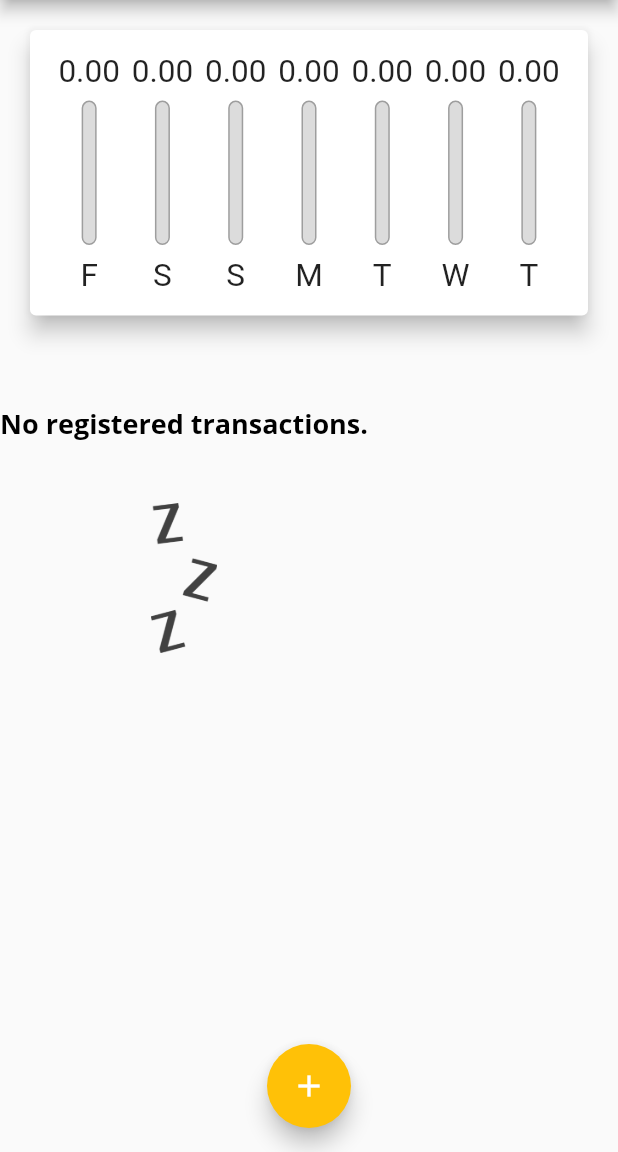
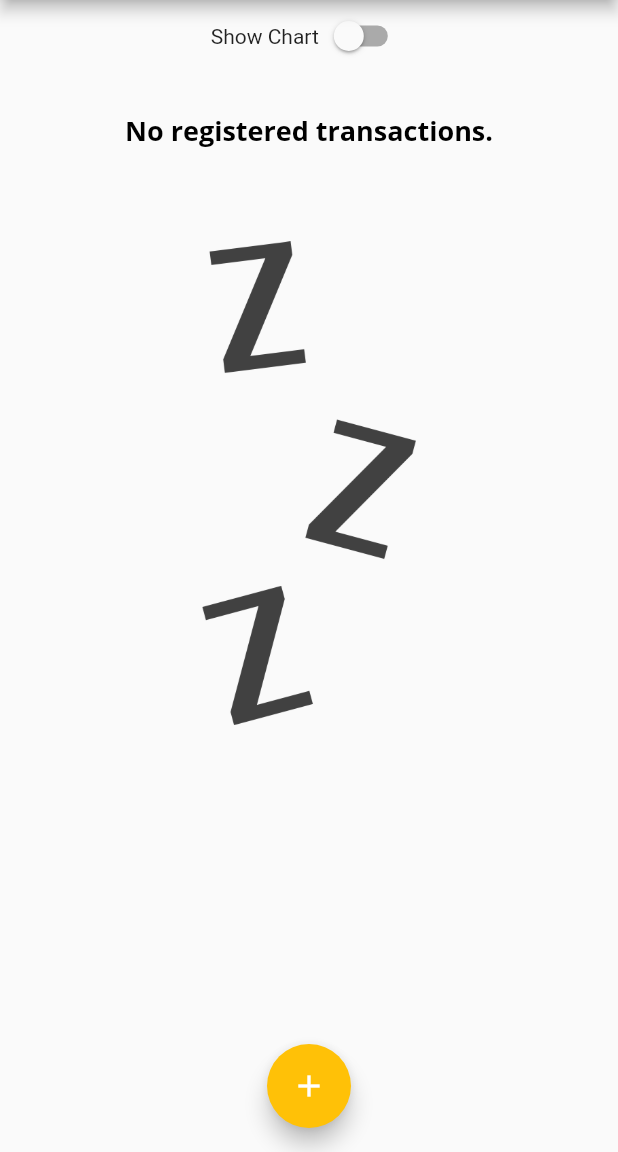
Before and after one commit to Carlxiso/Personnel-Costs, a Flutter app: the screen it shows after launch, on a phone screen of 412 x 824 dp, the part 84-1236 px from its top. Run offline on Flutter 3.47's test engine with Material 2 defaults, Android fonts, the phone set to English and light mode, and no system bars.

Commit message:
Responsive App-Alternative rendering for Landscape mode

```diff
--- a/lib/components/transaction_list.dart
+++ b/lib/components/transaction_list.dart
@@ -17,27 +17,34 @@ class TransactionList extends StatelessWidget {
   @override
   Widget build(BuildContext context) {
     return transactions.isEmpty
-        ? Column(
+        ? LayoutBuilder(builder: (context, constraints) {
+            return Center(
+              child: Column(
                 children: <Widget>[
-              const SizedBox(
-                height: 40,
+                  SizedBox(
+                    height: constraints.maxHeight * 0.05,
                   ),
-              Text(
+                  Container(
+                    height: constraints.maxHeight * 0.11,
+                    child: Text(
                       'No registered transactions.',
                       style: Theme.of(context).textTheme.titleLarge,
                     ),
-              const SizedBox(
-                height: 40,
+                  ),
+                  SizedBox(
+                    height: constraints.maxHeight * 0.05,
                   ),
                   Container(
-                height: 100,
+                    height: constraints.maxHeight * 0.6,
                     child: Image.asset(
                       'assets/images/waiting.png',
                       fit: BoxFit.cover,
                     ),
                   ),
                 ],
-          )
+              ),
+            );
+          })
         : ListView.builder(
             /*
       With the ListView.builder you can control the number of items
--- a/lib/main.dart
+++ b/lib/main.dart
@@ -59,6 +59,8 @@ class _MyHomePageState extends State<MyHomePage> {
 
   //List
   final List<Transaction> _transactions = [];
+
+  bool _showChart = false;
 
   List<Transaction> get _recentTransactions {
     // Method Where is === to filter method.
@@ -129,11 +131,28 @@ class _MyHomePageState extends State<MyHomePage> {
           crossAxisAlignment: CrossAxisAlignment.start,
           //Column receive a set of elements (Example: children  element)
           children: <Widget>[
+            //Component Switch()
+            Row(
+              mainAxisAlignment: MainAxisAlignment.center,
+              children: [
+                Text('Show Chart'),
+                Switch(
+                  value: _showChart,
+                  onChanged: (value) {
+                    setState(() {
+                      _showChart = value;
+                    });
+                  },
+                ),
+              ],
+            ),
+            if (_showChart)
               //Two components type Card
               Container(
                 height: availableHeight * 0.30,
                 child: Chart(_recentTransactions),
               ),
+            if (!_showChart)
               Container(
                 height: availableHeight * 0.70,
                 child: TransactionList(_transactions, _removeTransaction),
```
Also changed, not shown: 12 other files. Lines whose indentation alone changed are shown as unchanged.
